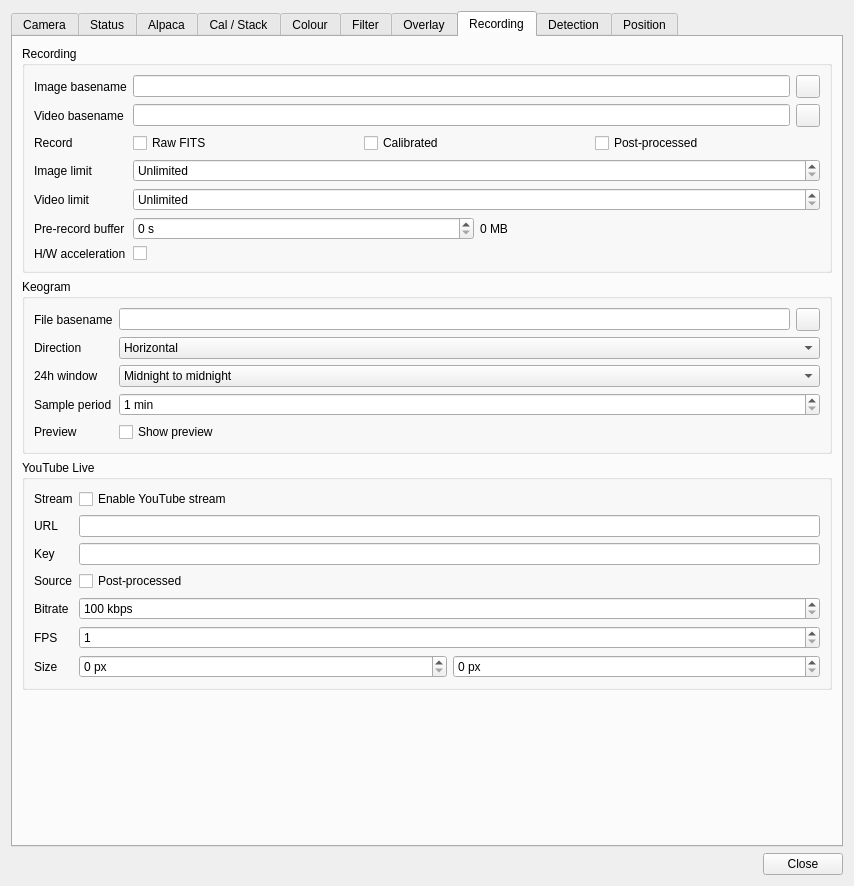
Above: plugins/feature/camera/camerasettingsdialog.ui from srcejon/sdrangel before the change. Below: the same form after it.
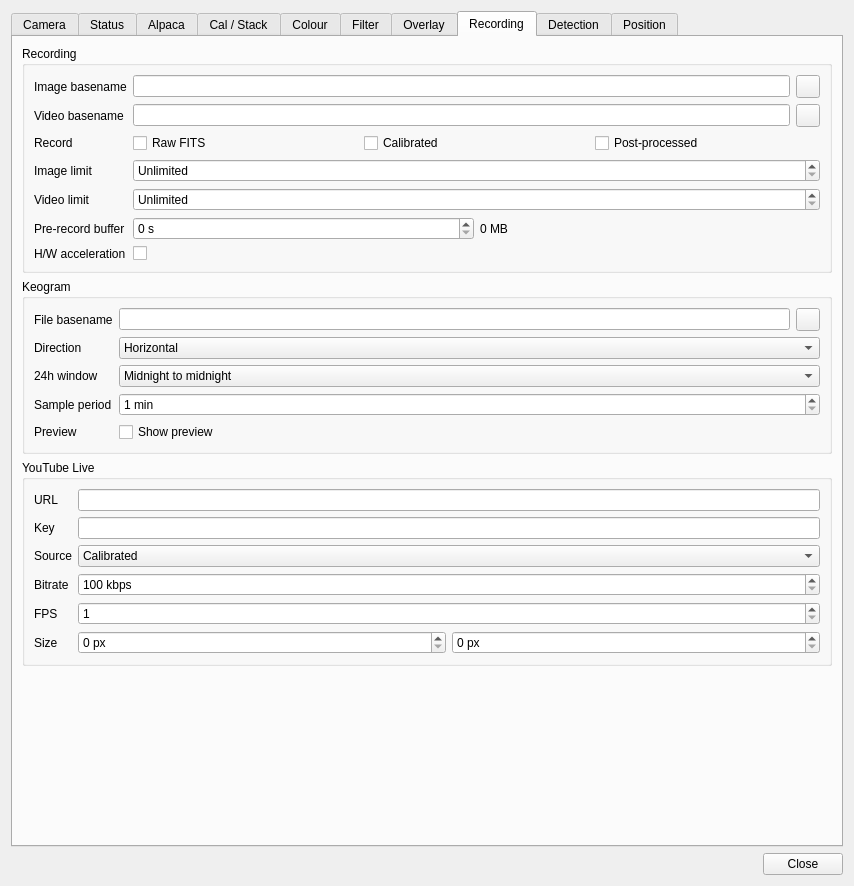
That is the form after the change. The open tabs and pages were chosen to show the change. Icons and pictures are not drawn. Custom widgets are drawn as their Qt base class.

Commit message: Improve camera YouTube stream controls

```diff
--- a/plugins/feature/camera/camerasettingsdialog.ui
+++ b/plugins/feature/camera/camerasettingsdialog.ui
@@ -4199,44 +4199,27 @@
         </property>
         <layout class="QFormLayout" name="youtubeStreamFormLayout">
          <item row="0" column="0">
-          <widget class="QLabel" name="youtubeStreamEnabledLabel">
-           <property name="text">
-            <string>Stream</string>
-           </property>
-          </widget>
-         </item>
-         <item row="0" column="1">
-          <widget class="QCheckBox" name="youtubeStreamEnabledCheck">
-           <property name="toolTip">
-            <string>Stream captured video to YouTube Live using FFmpeg libraries</string>
-           </property>
-           <property name="text">
-            <string>Enable YouTube stream</string>
-           </property>
-          </widget>
-         </item>
-         <item row="1" column="0">
           <widget class="QLabel" name="youtubeStreamUrlLabel">
            <property name="text">
             <string>URL</string>
            </property>
           </widget>
          </item>
-         <item row="1" column="1">
+         <item row="0" column="1">
           <widget class="QLineEdit" name="youtubeStreamUrlEdit">
            <property name="toolTip">
             <string>YouTube RTMP or RTMPS ingest URL</string>
            </property>
           </widget>
          </item>
-         <item row="2" column="0">
+         <item row="1" column="0">
           <widget class="QLabel" name="youtubeStreamKeyLabel">
            <property name="text">
             <string>Key</string>
            </property>
           </widget>
          </item>
-         <item row="2" column="1">
+         <item row="1" column="1">
           <widget class="QLineEdit" name="youtubeStreamKeyEdit">
            <property name="toolTip">
             <string>YouTube stream key</string>
@@ -4246,31 +4229,38 @@
            </property>
           </widget>
          </item>
-         <item row="3" column="0">
+         <item row="2" column="0">
           <widget class="QLabel" name="youtubeStreamSourceLabel">
            <property name="text">
             <string>Source</string>
            </property>
           </widget>
          </item>
-         <item row="3" column="1">
-          <widget class="QCheckBox" name="youtubeStreamPostProcessedCheck">
+         <item row="2" column="1">
+          <widget class="QComboBox" name="youtubeStreamSourceCombo">
            <property name="toolTip">
             <string>Stream post-processed video including overlays rather than calibrated video</string>
            </property>
-           <property name="text">
-            <string>Post-processed</string>
-           </property>
+           <item>
+            <property name="text">
+             <string>Calibrated</string>
+            </property>
+           </item>
+           <item>
+            <property name="text">
+             <string>Post-processed</string>
+            </property>
+           </item>
           </widget>
          </item>
-         <item row="4" column="0">
+         <item row="3" column="0">
           <widget class="QLabel" name="youtubeStreamBitrateLabel">
            <property name="text">
             <string>Bitrate</string>
            </property>
           </widget>
          </item>
-         <item row="4" column="1">
+         <item row="3" column="1">
           <widget class="QSpinBox" name="youtubeStreamBitrateSpin">
            <property name="toolTip">
             <string>YouTube stream video bitrate</string>
@@ -4286,14 +4276,14 @@
            </property>
           </widget>
          </item>
-         <item row="5" column="0">
+         <item row="4" column="0">
           <widget class="QLabel" name="youtubeStreamFpsLabel">
            <property name="text">
             <string>FPS</string>
            </property>
           </widget>
          </item>
-         <item row="5" column="1">
+         <item row="4" column="1">
           <widget class="QSpinBox" name="youtubeStreamFpsSpin">
            <property name="toolTip">
             <string>YouTube stream frame rate</string>
@@ -4306,14 +4296,14 @@
            </property>
           </widget>
          </item>
-         <item row="6" column="0">
+         <item row="5" column="0">
           <widget class="QLabel" name="youtubeStreamSizeLabel">
            <property name="text">
             <string>Size</string>
            </property>
           </widget>
          </item>
-         <item row="6" column="1">
+         <item row="5" column="1">
           <layout class="QHBoxLayout" name="youtubeStreamSizeLayout">
            <item>
             <widget class="QSpinBox" name="youtubeStreamWidthSpin">
```
Left out of the diff: 2 changed lines with no effect on the pictures. The commit also changes 3 other files.
